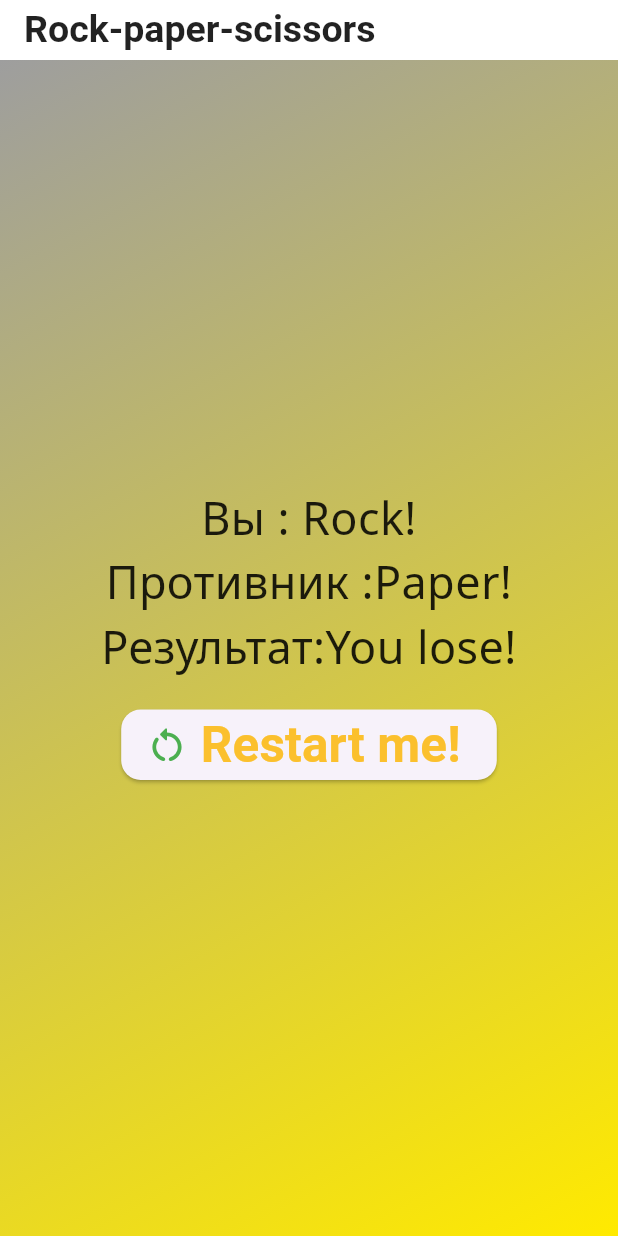
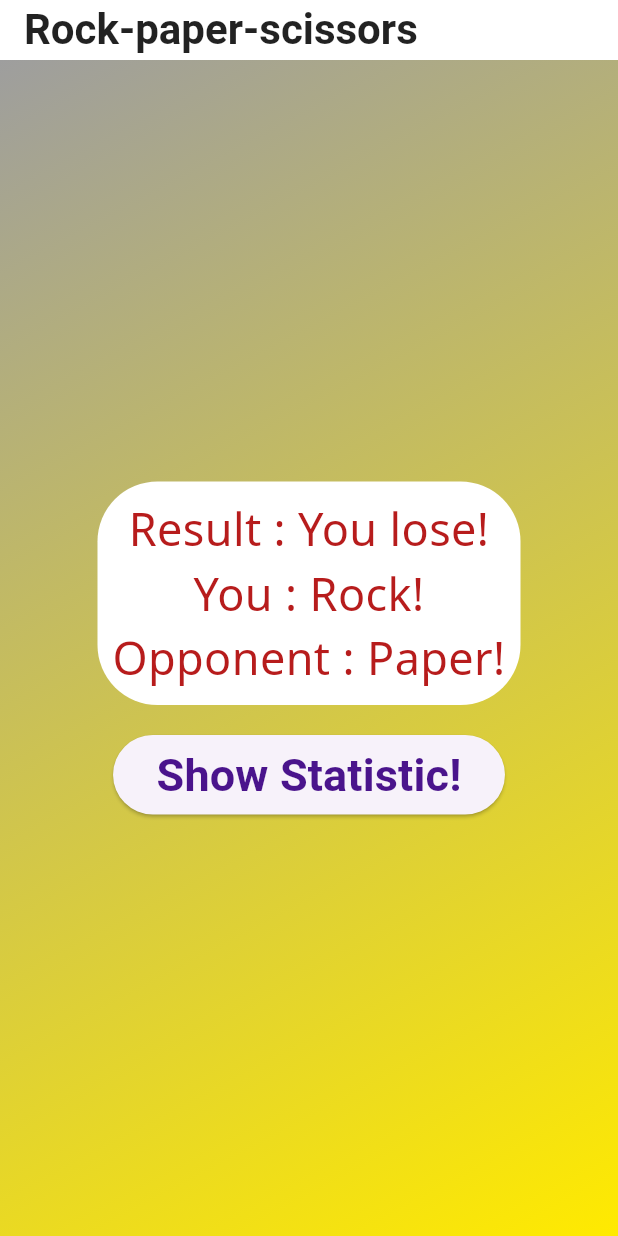
Before and after one commit to Flutter007/hw25, a Flutter app: the screen it shows after launch, after a tap on "Rock!", on a phone screen of 412 x 824 dp. Run offline on Flutter 3.47's test engine with Material 3 defaults, Android fonts, the phone set to English and light mode, and no system bars; our stand-ins replace google_fonts; Roboto replaces fonts that are missing (Aladin).

Commit message:
Added Screen with Statistics and Button for it,changed Logic with Buttons transitions,design details worked out.

```diff
--- a/lib/hw25.dart
+++ b/lib/hw25.dart
@@ -3,6 +3,7 @@ import 'dart:math';
 import 'package:flutter/material.dart';
 import 'package:hw25/screens/home_screen.dart';
 import 'package:hw25/screens/result_screen.dart';
+import 'package:hw25/screens/statistic_screen.dart';
 import 'package:hw25/widgets/decoraited_container.dart';
 
 class Hw25 extends StatefulWidget {
@@ -17,6 +18,10 @@ class _Hw25State extends State<Hw25> {
   String? selectedAction;
   String? opponentAction;
   String? result;
+  bool isLost = false;
+  int countTie = 0;
+  int countLose = 0;
+  int countWin = 0;
 
   var currentScreen = 'home';
   void goToRes(String action) {
@@ -27,12 +32,16 @@ class _Hw25State extends State<Hw25> {
       opponentAction = actions[randInx];
       if (selectedAction == opponentAction) {
         result = 'Tie';
+        countTie++;
       } else if ((action == 'Paper!' && opponentAction == 'Rock!') ||
           (action == 'Scissors!' && opponentAction == 'Paper!') ||
           (action == 'Rock!' && opponentAction == 'Scissors!')) {
         result = 'You won!';
+        countWin++;
       } else {
         result = 'You lose!';
+        isLost = true;
+        countLose++;
       }
     });
   }
@@ -46,16 +55,29 @@ class _Hw25State extends State<Hw25> {
     });
   }
 
+  void goToStatist() {
+    setState(() {
+      currentScreen = 'stat';
+    });
+  }
+
   @override
   Widget build(BuildContext context) {
     Widget screen;
     if (currentScreen == 'results') {
       screen = ResultScreen(
-        goHome: goHome,
+        goToStat: goToStatist,
         selectedAct: selectedAction,
         opponentAct: opponentAction,
         result: result,
+        isLost: isLost,
       );
+    } else if (currentScreen == 'stat') {
+      screen = StatisticScreen(
+          countWin: countWin,
+          countLose: countLose,
+          countTie: countTie,
+          restartGame: goHome);
     } else {
       screen = HomeScreen(
         goToRes: goToRes,
--- a/lib/screens/home_screen.dart
+++ b/lib/screens/home_screen.dart
@@ -16,7 +16,7 @@ class HomeScreen extends StatelessWidget {
         children: [
           Image.asset(
             'assets/images/game.png',
-            width: 300,
+            width: double.infinity,
             height: 200,
           ),
           Text(
--- a/lib/screens/result_screen.dart
+++ b/lib/screens/result_screen.dart
@@ -1,19 +1,21 @@
 import 'package:flutter/material.dart';
 import 'package:google_fonts/google_fonts.dart';
-import 'package:hw25/widgets/restart_button.dart';
+import 'package:hw25/widgets/statistic_button.dart';
 
 class ResultScreen extends StatefulWidget {
-  final void Function() goHome;
+  final void Function() goToStat;
   final String? selectedAct;
   final String? opponentAct;
   final String? result;
+  final bool isLost;
 
   const ResultScreen({
     super.key,
-    required this.goHome,
+    required this.goToStat,
     required this.selectedAct,
     required this.opponentAct,
     required this.result,
+    required this.isLost,
   });
 
   @override
@@ -27,13 +29,22 @@ class _ResultScreenState extends State<ResultScreen> {
       child: Column(
         mainAxisAlignment: MainAxisAlignment.center,
         children: [
-          Text(
-            'Вы : ${widget.selectedAct}\nПротивник :${widget.opponentAct}\nРезультат:${widget.result}',
-            style: GoogleFonts.notoSans(color: Colors.black87, fontSize: 30),
-            textAlign: TextAlign.center,
+          Container(
+            padding: EdgeInsets.all(10),
+            decoration: BoxDecoration(
+                color: Colors.white, borderRadius: BorderRadius.circular(40)),
+            child: Text(
+              'Result : ${widget.result}\nYou : ${widget.selectedAct}\nOpponent : ${widget.opponentAct}',
+              style: GoogleFonts.notoSans(
+                color:
+                    widget.isLost ? Colors.red.shade900 : Colors.green.shade900,
+                fontSize: 30,
+              ),
+              textAlign: TextAlign.center,
+            ),
           ),
           SizedBox(height: 20),
-          RestartButton(restartGame: widget.goHome),
+          StatisticButton(goToStat: widget.goToStat),
         ],
       ),
     );
--- a/lib/widgets/decoraited_container.dart
+++ b/lib/widgets/decoraited_container.dart
@@ -14,7 +14,7 @@ class DecoraitedContainer extends StatelessWidget {
             'Rock-paper-scissors',
             style: GoogleFonts.aladin(
               color: Colors.black87,
-              fontSize: 25,
+              fontSize: 28,
               fontWeight: FontWeight.bold,
             ),
           ),
--- a/lib/widgets/restart_button.dart
+++ b/lib/widgets/restart_button.dart
@@ -3,25 +3,27 @@ import 'package:google_fonts/google_fonts.dart';
 
 class RestartButton extends StatelessWidget {
   final void Function() restartGame;
+
   const RestartButton({super.key, required this.restartGame});
 
   @override
   Widget build(BuildContext context) {
     return Container(
-      padding: EdgeInsets.only(bottom: 20),
+      padding: EdgeInsets.only(bottom: 50),
       child: ElevatedButton.icon(
         style: ElevatedButton.styleFrom(
           shape: RoundedRectangleBorder(
-            borderRadius: BorderRadius.circular(13),
+            borderRadius: BorderRadius.circular(18),
           ),
         ),
         onPressed: restartGame,
         label: Text(
-          'Restart me!',
+          'Restart!',
           style: GoogleFonts.cabinCondensed(
-              color: Colors.yellow.shade700,
-              fontWeight: FontWeight.bold,
-              fontSize: 33),
+            color: Colors.yellow.shade700,
+            fontWeight: FontWeight.bold,
+            fontSize: 35,
+          ),
         ),
         icon: Icon(
           Icons.restart_alt_rounded,
--- /dev/null
+++ b/lib/widgets/statistic_button.dart
@@ -0,0 +1,23 @@
+import 'package:flutter/material.dart';
+
+class StatisticButton extends StatelessWidget {
+  final void Function() goToStat;
+  const StatisticButton({super.key, required this.goToStat});
+
+  @override
+  Widget build(BuildContext context) {
+    return ElevatedButton(
+      onPressed: goToStat,
+      child: Padding(
+        padding: const EdgeInsets.all(5.0),
+        child: Text(
+          'Show Statistic!',
+          style: TextStyle(
+              color: Colors.purple.shade900,
+              fontSize: 30,
+              fontWeight: FontWeight.bold),
+        ),
+      ),
+    );
+  }
+}
```
Also changed, not shown: lib/screens/statistic_screen.dart (added, +43 -0 lines).
